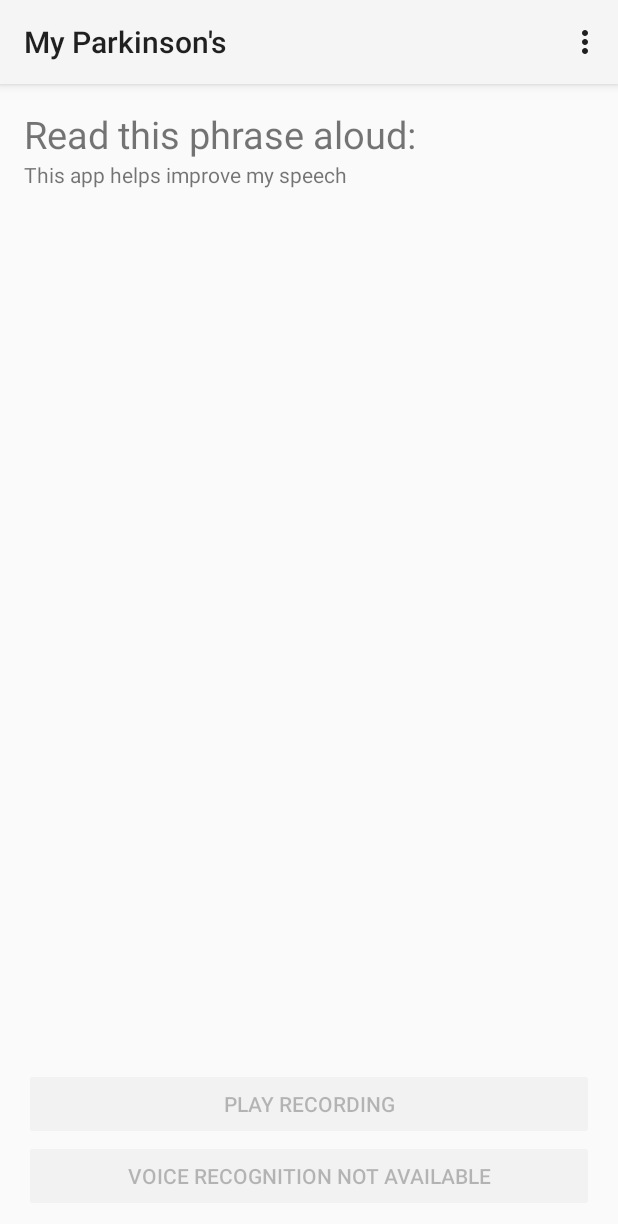
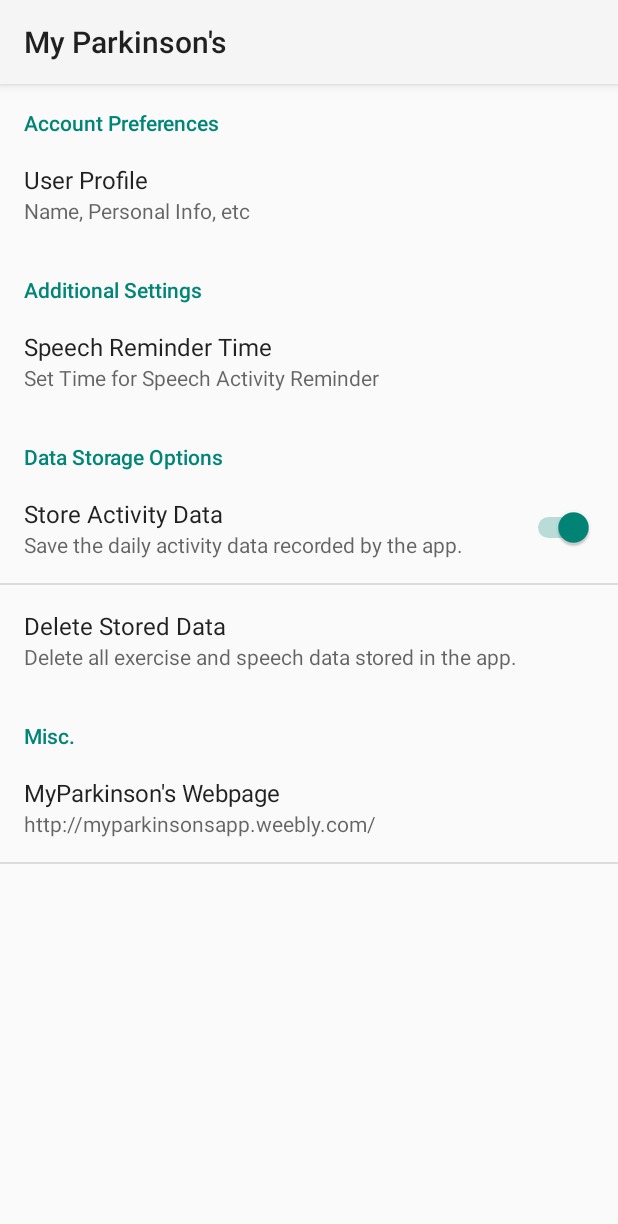
Before and after one commit to MJAlperin23/CS-65-App, an Android app: the SpeechActivity screen opened directly, with no data from a screen before it, in the options menu, after a tap on "Settings", on a phone screen of 412 x 824 dp. Shown: the top 1224 px of the screen. Run offline under Robolectric (Android 15) with nearby library versions, the phone set to English and light mode, and no system bars.

Commit message:
settingsactivity updates and timepicker class addition

```diff
--- a/MyParkinsons/app/src/main/AndroidManifest.xml
+++ b/MyParkinsons/app/src/main/AndroidManifest.xml
@@ -39,6 +39,11 @@
         <activity
             android:name=".ProfileActivity"
             android:label="@string/app_name" >
+            <intent-filter>
+                <action android:name="edu.dartmouth.cs.myparkinsons.ProfileActivity" />
+
+                <category android:name="android.intent.category.DEFAULT" />
+            </intent-filter>
         </activity>
 
     </application>
--- a/MyParkinsons/app/src/main/java/edu/dartmouth/cs/myparkinsons/ExerciseLogActivity.java
+++ b/MyParkinsons/app/src/main/java/edu/dartmouth/cs/myparkinsons/ExerciseLogActivity.java
@@ -77,6 +77,8 @@ public class ExerciseLogActivity extends Activity {
 
         //noinspection SimplifiableIfStatement
         if (id == R.id.action_settings) {
+            Intent settingsActivity = new Intent(this, SettingsActivity.class);
+            startActivityForResult(settingsActivity, SettingsActivity.SETTINGS_ACTIVITY_KEY);
             return true;
         }
 
--- a/MyParkinsons/app/src/main/java/edu/dartmouth/cs/myparkinsons/SpeechActivity.java
+++ b/MyParkinsons/app/src/main/java/edu/dartmouth/cs/myparkinsons/SpeechActivity.java
@@ -194,6 +194,8 @@ public class SpeechActivity extends Activity {
 
         //noinspection SimplifiableIfStatement
         if (id == R.id.action_settings) {
+            Intent settingsActivity = new Intent(this, SettingsActivity.class);
+            startActivityForResult(settingsActivity, SettingsActivity.SETTINGS_ACTIVITY_KEY);
             return true;
         }
 
--- a/MyParkinsons/app/src/main/res/layout/activity_settings.xml
+++ b/MyParkinsons/app/src/main/res/layout/activity_settings.xml
@@ -31,4 +31,6 @@
         android:layout_marginLeft="7dp" />
 
 
+
+
 </LinearLayout>
--- a/MyParkinsons/app/src/main/res/values/strings.xml
+++ b/MyParkinsons/app/src/main/res/values/strings.xml
@@ -61,5 +61,8 @@
     <string name="state">State</string>
     <string name="stateFiller">Your State Here</string>
     <string name="app_name_special">My Parkinson\'s</string>
+    <string name="delete_alert_dialog_title">Delete all saved data?</string>
+    <string name="delete_data_title">Delete Stored Data</string>
+    <string name="delete_data_summary">Delete all exercise and speech data stored in the app.</string>
 
 </resources>
--- a/MyParkinsons/app/src/main/res/xml/settings_preferences.xml
+++ b/MyParkinsons/app/src/main/res/xml/settings_preferences.xml
@@ -8,24 +8,33 @@
             android:title="@string/user_profile_title"
             android:summary="@string/user_profile_summary">
 
-            <intent android:action="edu.dartmouth.cs.myruns.SettingsTab" />
+            <intent android:action="edu.dartmouth.cs.myparkinsons.ProfileActivity" />
         </PreferenceScreen>
 
     </PreferenceCategory>
 
     <PreferenceCategory android:title="@string/addsettings_title">
 
-        <edu.dartmouth.cs.myparkinsons.TimePickerFragment
-            android:key="prefKey"
-            android:title="hi"
+        <Preference
+            android:key="time_select_key"
+            android:title="Speech Reminder Time"
             android:summary="@string/pref_summary" />
 
-        <CheckBoxPreference
-            android:key="parent_checkbox_savedata"
-            android:title="@string/title_save_data"
-            android:summary="@string/summary_save_data" />
+    </PreferenceCategory>
 
 
+    <PreferenceCategory android:title="Data Storage Options">
+
+        <SwitchPreference
+            android:key="store_data_switch"
+            android:title="@string/title_save_data"
+            android:summary="@string/summary_save_data"
+            android:defaultValue="true"/>
+
+        <Preference
+            android:key="delete_data_key"
+            android:title="@string/delete_data_title"
+            android:summary="@string/delete_data_summary" />
 
     </PreferenceCategory>
 
```
Also changed, not shown: MyParkinsons/app/src/main/java/edu/dartmouth/cs/myparkinsons/MainActivity.java (+3 -6 lines), MyParkinsons/app/src/main/java/edu/dartmouth/cs/myparkinsons/SettingsActivity.java (+84 -8 lines), MyParkinsons/app/src/main/java/edu/dartmouth/cs/myparkinsons/TimePickerFragment.java (added, +29 -0 lines), MyParkinsons/app/src/main/res/drawable-mdpi/alert_pic.png (added), 1 other file.
